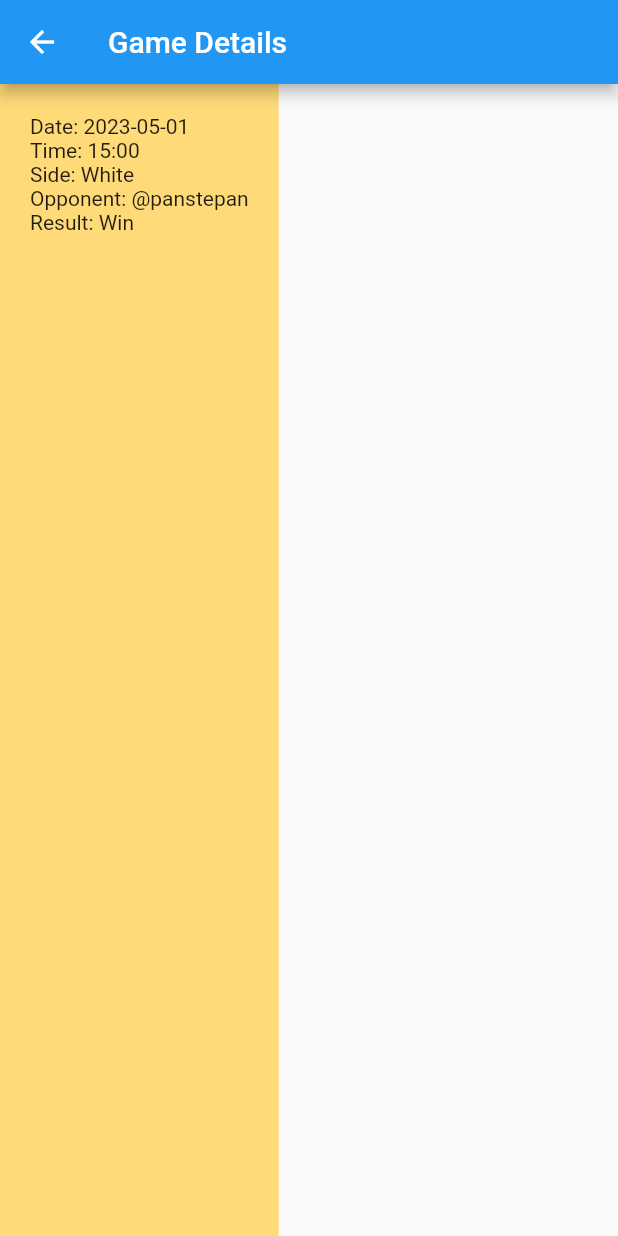
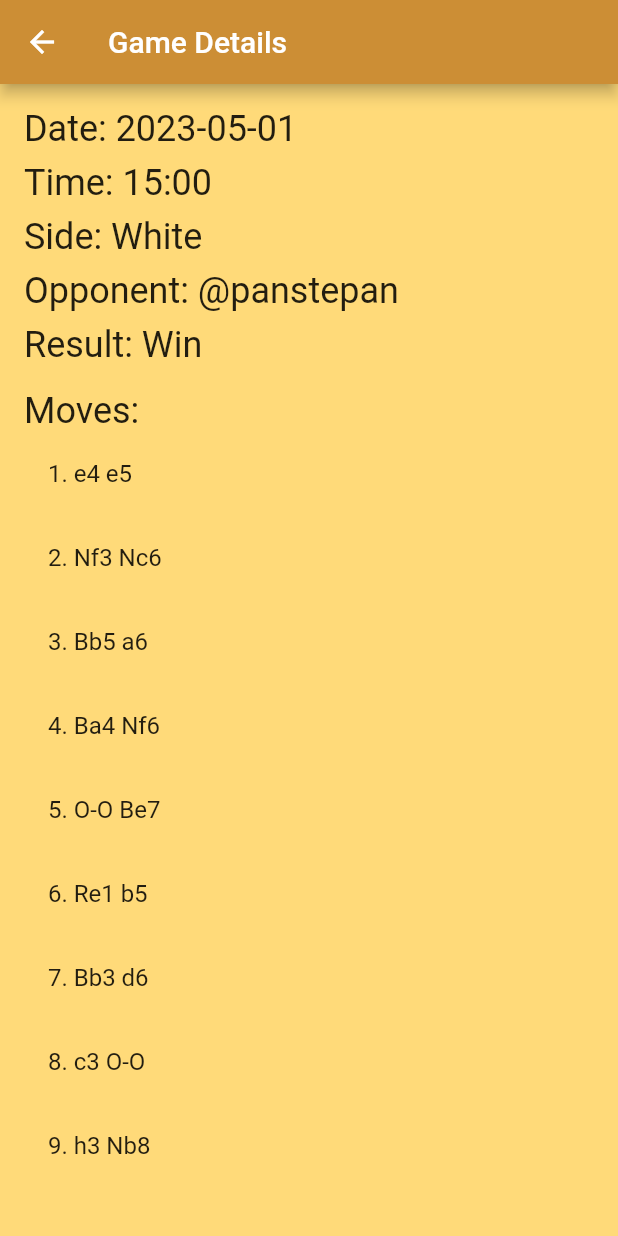
Before and after one commit to erdoganishe/Chess-Arina-Mobile, a Flutter app: the GamePage screen opened directly, after a tap on an icon or button, on a phone screen of 412 x 824 dp. Run offline on Flutter 3.47's test engine with Material 2 defaults, Android fonts, the light colour scheme and no system bars.

Commit message:
Moves added

```diff
--- a/lib/game_for_an.dart
+++ b/lib/game_for_an.dart
@@ -77,6 +77,7 @@
     '15. Rxg5'
   ],
 ];
+
 class GamePage extends StatelessWidget {
   @override
   Widget build(BuildContext context) {
@@ -95,7 +96,7 @@
                 Navigator.push(
                   context,
                   MaterialPageRoute(
-                    builder: (context) => GameDetailsPage(index),
+                    builder: (context) => GameDetailsPage(index: index),
                   ),
                 );
               },
@@ -140,25 +141,61 @@
 class GameDetailsPage extends StatelessWidget {
   final int index;
 
-  GameDetailsPage(this.index);
+  GameDetailsPage({required this.index});
 
   @override
   Widget build(BuildContext context) {
     return Scaffold(
       appBar: AppBar(
         title: Text('Game Details'),
+        backgroundColor: Color(0xffcc8e35),
       ),
       body: Container(
         color: Color(0xffffda79),
-        padding: EdgeInsets.all(20),
+        padding: EdgeInsets.all(16.0),
         child: Column(
           crossAxisAlignment: CrossAxisAlignment.start,
           children: [
-            Text('Date: ${dataArray[index]['date']}'),
-            Text('Time: ${dataArray[index]['time']}'),
-            Text('Side: ${dataArray[index]['side']}'),
-            Text('Opponent: ${dataArray[index]['opponent']}'),
-            Text('Result: ${dataArray[index]['result']}'),
+            Text(
+              'Date: ${dataArray[index]['date']}',
+              style: TextStyle(fontSize: 24.0),
+            ),
+            SizedBox(height: 8.0),
+            Text(
+              'Time: ${dataArray[index]['time']}',
+              style: TextStyle(fontSize: 24.0),
+            ),
+            SizedBox(height: 8.0),
+            Text(
+              'Side: ${dataArray[index]['side']}',
+              style: TextStyle(fontSize: 24.0),
+            ),
+            SizedBox(height: 8.0),
+            Text(
+              'Opponent: ${dataArray[index]['opponent']}',
+              style: TextStyle(fontSize: 24.0),
+            ),
+            SizedBox(height: 8.0),
+            Text(
+              'Result: ${dataArray[index]['result']}',
+              style: TextStyle(fontSize: 24.0),
+            ),
+            SizedBox(height: 16.0),
+            Text(
+              'Moves:',
+              style: TextStyle(fontSize: 24.0),
+            ),
+            Expanded(
+              child: ListView.builder(
+                itemCount: chessMoves[index].length,
+                itemBuilder: (context, moveIndex) {
+                  return ListTile(
+                    title: Text(chessMoves[index][moveIndex]),
+                  );
+                },
+              ),
+            ),
+
           ],
         ),
       ),
```
